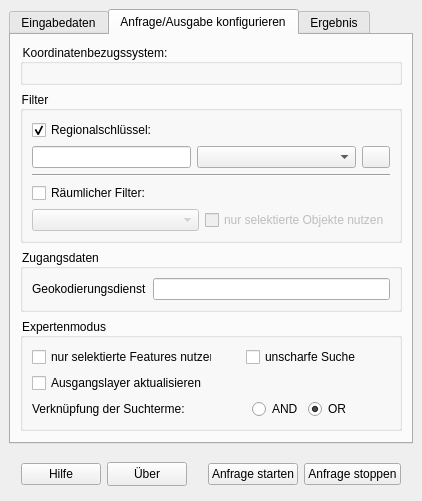
This is interface/ui/main_dockwidget.ui in de-bkg/qgis-geocoder as Qt 5 draws it before an edit. The edited form follows.
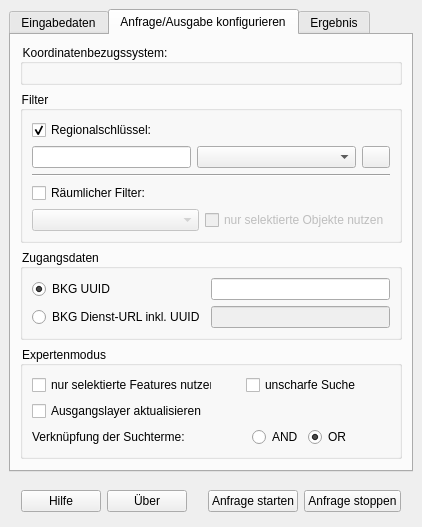
This is the edited form. The open tabs and pages were chosen to show the change. Icons and pictures are not drawn. Custom widgets are drawn as their Qt base class.

Commit message: user option to put in url directly; disable update-input-check when no point geometry in input layer

```diff
--- a/interface/ui/main_dockwidget.ui
+++ b/interface/ui/main_dockwidget.ui
@@ -577,21 +577,41 @@
           <property name="saveCollapsedState">
            <bool>false</bool>
           </property>
-          <layout class="QHBoxLayout" name="horizontalLayout_2">
-           <item>
-            <widget class="QLabel" name="label_2">
+          <layout class="QGridLayout" name="gridLayout_2">
+           <item row="1" column="0">
+            <widget class="QRadioButton" name="api_url_check">
              <property name="text">
-              <string>Geokodierungsdienst</string>
+              <string>BKG Dienst-URL inkl. UUID</string>
              </property>
             </widget>
            </item>
-           <item>
+           <item row="0" column="0">
+            <widget class="QRadioButton" name="api_key_check">
+             <property name="text">
+              <string>BKG UUID</string>
+             </property>
+             <property name="checked">
+              <bool>true</bool>
+             </property>
+            </widget>
+           </item>
+           <item row="0" column="1">
             <widget class="QLineEdit" name="api_key_edit">
              <property name="toolTip">
               <string>&lt;html&gt;&lt;head/&gt;&lt;body&gt;&lt;p&gt;Zur Geokodierung mit dem Plugin BKGGeocoder benötigen sie einen gültigen Nutzer/-innen Identifikator (UUID).&lt;/p&gt;&lt;p&gt;Geben Sie hier die Dienst-URL inclusive der UUID an.&lt;/p&gt;&lt;/body&gt;&lt;/html&gt;</string>
              </property>
             </widget>
            </item>
+           <item row="1" column="1">
+            <widget class="QLineEdit" name="api_url_edit">
+             <property name="enabled">
+              <bool>false</bool>
+             </property>
+             <property name="toolTip">
+              <string>&lt;html&gt;&lt;head/&gt;&lt;body&gt;&lt;p&gt;Zur Geokodierung mit dem Plugin BKGGeocoder benötigen sie einen gültigen Nutzer/-innen Identifikator (UUID).&lt;/p&gt;&lt;p&gt;Geben Sie hier die Dienst-URL inclusive der UUID an.&lt;/p&gt;&lt;/body&gt;&lt;/html&gt;</string>
+             </property>
+            </widget>
+           </item>
           </layout>
          </widget>
         </item>
@@ -1067,13 +1087,13 @@
         <property name="minimumSize">
          <size>
           <width>0</width>
-          <height>24</height>
+          <height>0</height>
          </size>
         </property>
         <property name="maximumSize">
          <size>
           <width>16777215</width>
-          <height>24</height>
+          <height>16777215</height>
          </size>
         </property>
         <property name="text">
```
Left out of the diff: 42 changed lines with no effect on the pictures. The commit also changes 8 other files.
